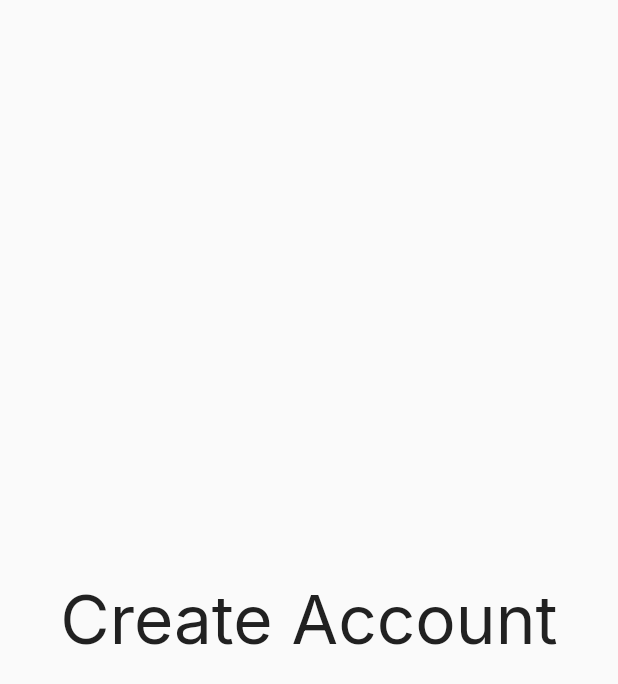
After one commit to amin-badh/sosite, a Flutter app: the CreateAccountScreen screen opened by its route, on a phone screen of 412 x 824 dp. The commit adds this screen. Shown: the top 684 px of the screen. Run offline on Flutter 3.47's test engine with Material 2 defaults, Android fonts, the light colour scheme and no system bars; our stand-ins replace cloud_firestore, firebase_auth, firebase_core, google_fonts; accounts and stored records are empty; generated files the repository leaves out were written again.

Commit message:
Started create account

```diff
--- a/lib/app.dart
+++ /dev/null
@@ -1 +0,0 @@
-/// Created by Amin BADH on 14 Jun, 2022
--- a/lib/data/constants.dart
+++ b/lib/data/constants.dart
@@ -1,3 +1,5 @@
+/// Created by Amin BADH on 14 Jun, 2022
+
 import 'package:flutter/material.dart';
 
 class Constants {
--- a/lib/main.dart
+++ b/lib/main.dart
@@ -7,9 +7,11 @@ import 'package:firebase_core/firebase_core.dart';
 import 'package:flutter/services.dart';
 import 'package:flutter_gen/gen_l10n/app_localizations.dart';
 import 'package:flutter_localizations/flutter_localizations.dart';
+import 'package:sosite/screens/create_account.dart';
 import 'package:sosite/screens/home.dart';
 import 'package:sosite/screens/sign_in.dart';
 import 'package:sosite/utils/themes.dart';
+import 'package:sosite/verify.dart';
 import 'firebase_options.dart';
 
 void main() {
@@ -45,6 +47,8 @@ class _AppState extends State<App> {
       theme: Themes.appThemeData(),
       routes: {
         SignInScreen.routeName: (context) => const SignInScreen(),
+        Verify.routeName: (context) => const Verify(),
+        CreateAccountScreen.routeName: (context) => const CreateAccountScreen(),
         HomeScreen.routeName: (context) => const HomeScreen(),
       },
       home: AnnotatedRegion<SystemUiOverlayStyle>(
@@ -71,7 +75,7 @@ class _AppState extends State<App> {
                 if (user == null) {
                   _navigatorKey.currentState!.pushReplacementNamed(SignInScreen.routeName);
                 } else {
-                  _navigatorKey.currentState!.pushReplacementNamed(HomeScreen.routeName);
+                  _navigatorKey.currentState!.pushReplacementNamed(Verify.routeName);
                 }
               });
             }
--- /dev/null
+++ b/lib/screens/create_account.dart
@@ -0,0 +1,17 @@
+/// Created by Amin BADH on 14 Jun, 2022
+
+import 'package:flutter/material.dart';
+
+class CreateAccountScreen extends StatelessWidget {
+  const CreateAccountScreen({Key? key}) : super(key: key);
+  static const routeName = '/create_account';
+
+  @override
+  Widget build(BuildContext context) {
+    return Scaffold(
+      body: Center(
+        child: Text("Create Account", style: Theme.of(context).textTheme.headline3),
+      ),
+    );
+  }
+}
--- a/lib/screens/sign_in.dart
+++ b/lib/screens/sign_in.dart
@@ -24,10 +24,6 @@ class _SignInScreenState extends State<SignInScreen> {
   static const getCode = "CODE";
   static const signIn = "SIGN";
   String state = getCode;
-
-  Future<bool> _onWillPop() async {
-    return true;
-  }
 
   @override
   Widget build(BuildContext context) {
```
Also changed, not shown: lib/verify.dart (added, +41 -0 lines).
